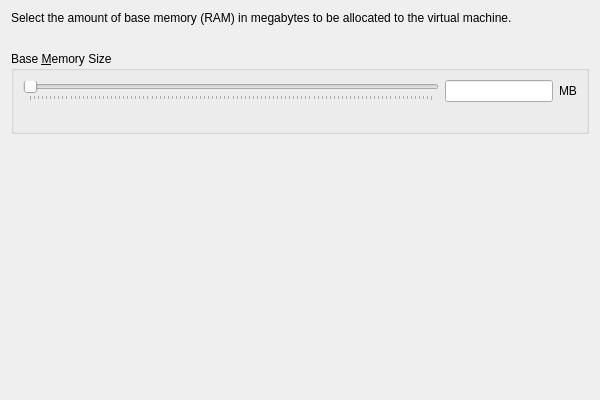
First picture: the form in vbox/src/VBox/Frontends/VirtualBox/src/wizards/newvm/UINewVMWzdPage3.ui, repository jljuxgm/vboxgit, before the edit.
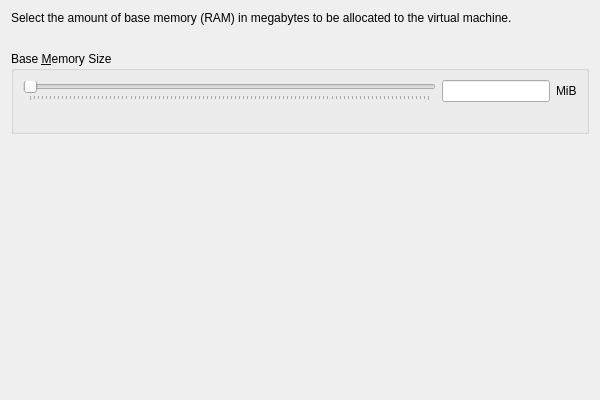
Second picture: the form after the edit. Custom widgets are drawn as their Qt base class.

Commit message:
commit_28732 ------------------------------------------------------------------------ r28732 | vboxsync | 2010-04-26 16:14:01 +0800 (Mon, 26 Apr 2010) | 2 lines
Frontends/VirtualBox: forgotten files in previous IEC unit prefix fix

------------------------------------------------------------------------

Patch:
```diff
--- a/vbox/src/VBox/Frontends/VirtualBox/src/wizards/newvm/UINewVMWzdPage3.ui
+++ b/vbox/src/VBox/Frontends/VirtualBox/src/wizards/newvm/UINewVMWzdPage3.ui
@@ -95,7 +95,7 @@
       <item row="0" column="4">
        <widget class="QLabel" name="m_pRamUnits">
         <property name="text">
-         <string>MB</string>
+         <string>MiB</string>
         </property>
        </widget>
       </item>
```
The commit also changes 2 other files.
